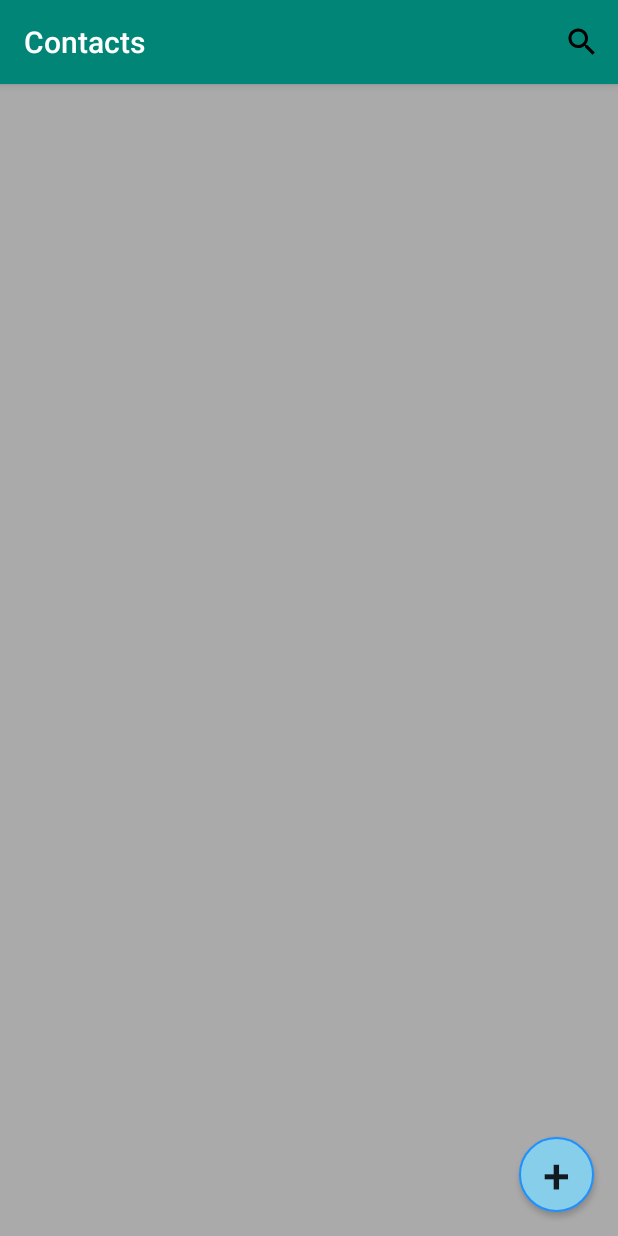
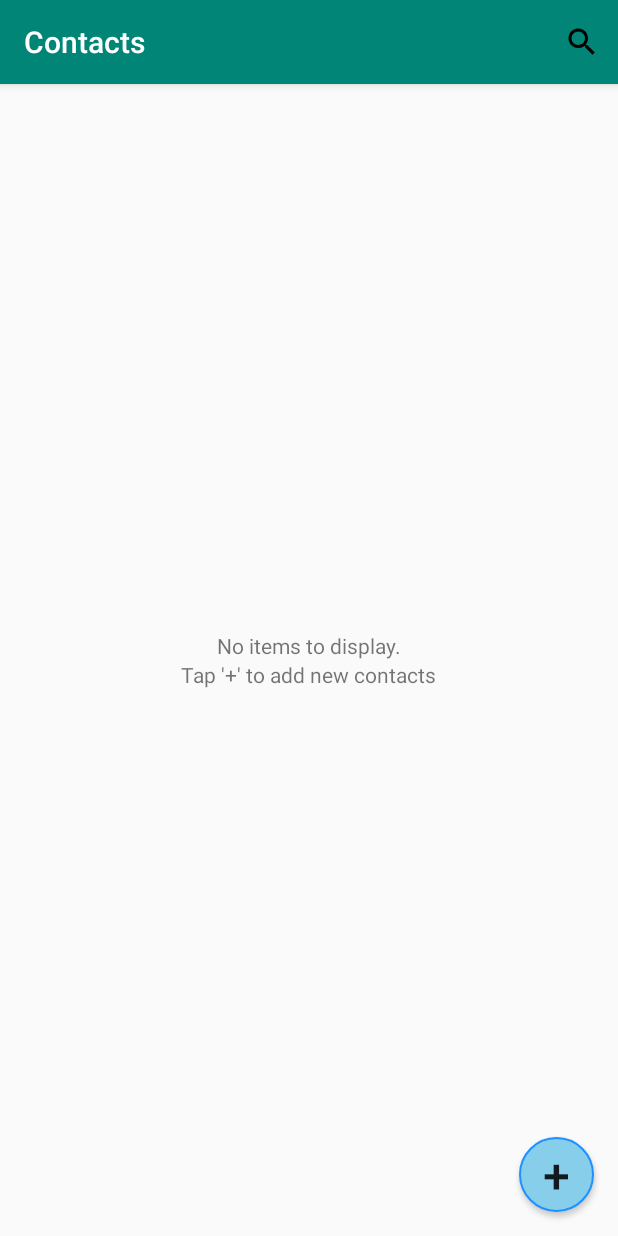
Before and after one commit to Kaleb-kougl/ContactsLoremIpsum, an Android app: the screen it shows after launch (MainActivity), on a phone screen of 412 x 824 dp. Run offline under Robolectric (Android 15) with nearby library versions, the phone set to English and light mode, and no system bars; our stand-ins replace Volley.

Commit message:
will now show newly added contacts without reloading

```diff
--- a/app/src/main/java/com/example/splashscreentest/MainActivity.java
+++ b/app/src/main/java/com/example/splashscreentest/MainActivity.java
@@ -113,11 +113,11 @@ public class MainActivity extends AppCompatActivity implements ContactDialogFrag
 
             @Override
             public void onSwiped(@NonNull RecyclerView.ViewHolder viewHolder, int direction) {
-//                call delete
                 Contact toDelete = adapter.getContact(viewHolder.getAdapterPosition());
                 Toast.makeText(MainActivity.this, "Contact Deleted", Toast.LENGTH_SHORT).show();
                 contactsList.remove(toDelete);
                 dbHandler.deleteContact(toDelete);
+                checkListSize();
             }
         }).attachToRecyclerView(contactsRecyclerView);
 
@@ -135,10 +135,17 @@ public class MainActivity extends AppCompatActivity implements ContactDialogFrag
                 showNewContactDialog(bundle);
             }
         });
+        checkListSize();
 
 //        pass everything to the recycler view
         contactsRecyclerView.setLayoutManager(layoutManager);
         contactsRecyclerView.setAdapter(adapter);
+    }
+
+    private void checkListSize(){
+        if (adapter.getItemCount() == 0){
+            findViewById(R.id.contacts_recycler_view).setVisibility(View.GONE);
+        }
     }
 
     private void showNewContactDialog(Bundle bundle) {
@@ -173,6 +180,7 @@ public class MainActivity extends AppCompatActivity implements ContactDialogFrag
         if (pos < 0) {
             contactsList.add(-pos - 1, newContact);
         }
+        adapter.notifyDataSetChanged();
     }
 
     /**
--- a/app/src/main/res/layout/activity_main.xml
+++ b/app/src/main/res/layout/activity_main.xml
@@ -7,11 +7,6 @@
     android:layout_height="match_parent"
     tools:context=".MainActivity">
 
-    <!--<ListView-->
-        <!--android:id="@+id/contacts_list_view"-->
-        <!--android:layout_width="match_parent"-->
-        <!--android:layout_height="match_parent"-->
-        <!--android:visibility="gone" />-->
     <RelativeLayout
         android:layout_width="match_parent"
         android:layout_height="match_parent">
@@ -40,13 +35,13 @@
                 app:layout_constraintTop_toTopOf="parent" />
         </LinearLayout>
 
-    <androidx.recyclerview.widget.RecyclerView
-        android:layout_width="match_parent"
-        android:layout_height="match_parent"
-        android:padding="4dp"
-        android:scrollbars="vertical"
-        android:id="@+id/contacts_recycler_view"
-        android:background="@android:color/darker_gray"/>
+        <androidx.recyclerview.widget.RecyclerView
+            android:id="@+id/contacts_recycler_view"
+            android:layout_width="match_parent"
+            android:layout_height="match_parent"
+            android:background="@android:color/white"
+            android:padding="4dp"
+            android:scrollbars="vertical" />
 
 
         <Button
```
Also changed, not shown: app/src/main/java/com/example/splashscreentest/DataBaseHelper.java (line endings or trailing spaces).
